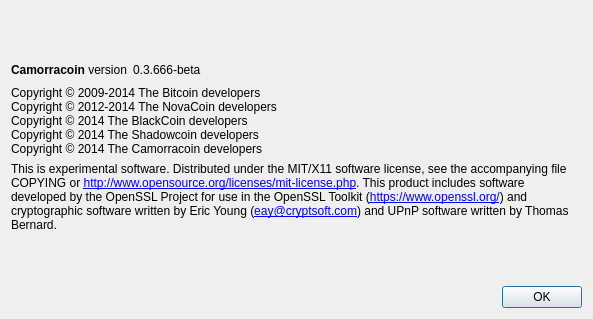
Before: the Qt Designer form src/qt/forms/aboutdialog.ui in raul75/AlessioCoin, drawn with Qt 5.
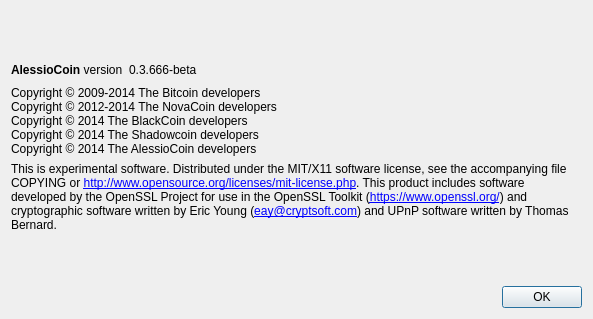
After: the same form once the commit is applied.

Patch:
```diff
--- a/src/qt/forms/aboutdialog.ui
+++ b/src/qt/forms/aboutdialog.ui
@@ -37,7 +37,7 @@
           <cursorShape>IBeamCursor</cursorShape>
          </property>
          <property name="text">
-          <string>&lt;b&gt;Camorracoin&lt;/b&gt; version</string>
+          <string>&lt;b&gt;AlessioCoin&lt;/b&gt; version</string>
          </property>
          <property name="textInteractionFlags">
           <set>Qt::LinksAccessibleByMouse|Qt::TextSelectableByKeyboard|Qt::TextSelectableByMouse</set>
@@ -82,7 +82,7 @@
 Copyright © 2012-2014 The NovaCoin developers
 Copyright © 2014 The BlackCoin developers
 Copyright © 2014 The Shadowcoin developers
-Copyright © 2014 The Camorracoin developers</string>
+Copyright © 2014 The AlessioCoin developers</string>
        </property>
        <property name="textInteractionFlags">
         <set>Qt::LinksAccessibleByMouse|Qt::TextSelectableByKeyboard|Qt::TextSelectableByMouse</set>
```
Left out of the diff: 2 changed lines with no effect on the pictures.
